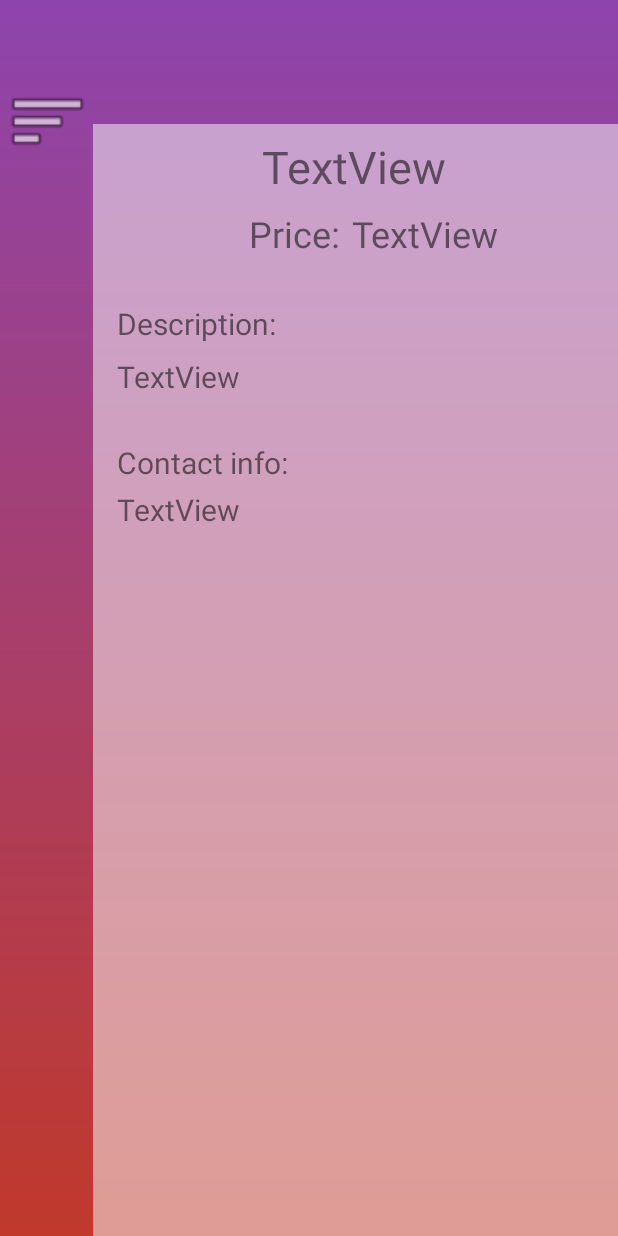
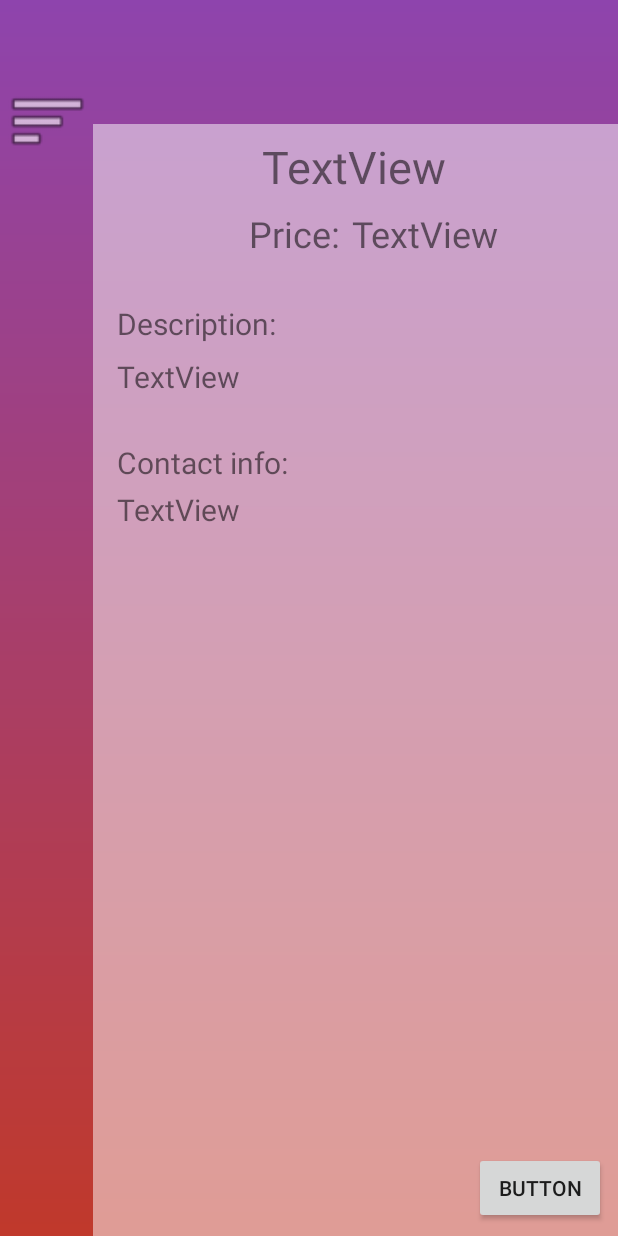
Before and after one commit to EgorCheh/Gosha, an Android app: the layout activity_job_detail.xml on its own in the app's theme, with its tools: preview values and no code run, on a phone screen of 412 x 824 dp. Run offline under Robolectric (Android 15) with nearby library versions, the phone set to English and light mode, and no system bars; Roboto replaces fonts that are not available here.

Commit message:
Fixed job details

```diff
--- a/app/src/main/AndroidManifest.xml
+++ b/app/src/main/AndroidManifest.xml
@@ -9,7 +9,8 @@
         android:roundIcon="@mipmap/ic_launcher_round"
         android:supportsRtl="true"
         android:theme="@style/AppTheme">
-        <activity android:name=".SelectCategory"></activity>
+        <activity android:name=".SelectCategory"/>
+        <activity android:name=".MyJobs"/>
         <activity android:name=".AddJob" />
         <activity android:name=".ProfileDetailActivity" />
         <activity android:name=".JobDetail" />
--- a/app/src/main/java/com/example/gosha/ProfileMenu.java
+++ b/app/src/main/java/com/example/gosha/ProfileMenu.java
@@ -65,7 +65,9 @@ public class ProfileMenu extends AppCompatActivity implements View.OnClickListen
             }
             case R.id.btn_my_jobs_profmenu :
             {
-
+                Intent intent =new Intent(getApplicationContext(),MyJobs.class);
+                intent.putExtra("activity","my");
+                startActivity(intent);
                 break;
             }
 
--- a/app/src/main/res/layout/activity_job_detail.xml
+++ b/app/src/main/res/layout/activity_job_detail.xml
@@ -173,4 +173,22 @@
         android:orientation="horizontal"
         app:layout_constraintGuide_begin="20dp" />
 
+    <Button
+        android:id="@+id/btn_delete"
+        android:layout_width="wrap_content"
+        android:layout_height="wrap_content"
+        android:layout_marginStart="8dp"
+        android:layout_marginLeft="8dp"
+        android:layout_marginTop="8dp"
+        android:layout_marginEnd="8dp"
+        android:layout_marginRight="8dp"
+        android:layout_marginBottom="8dp"
+        android:text="Button"
+        app:layout_constraintBottom_toBottomOf="parent"
+        app:layout_constraintEnd_toEndOf="parent"
+        app:layout_constraintHorizontal_bias="1.0"
+        app:layout_constraintStart_toStartOf="@+id/guideline7"
+        app:layout_constraintTop_toBottomOf="@+id/tv_contact"
+        app:layout_constraintVertical_bias="1.0" />
+
 </android.support.constraint.ConstraintLayout>
```
Also changed, not shown: app/src/main/java/com/example/gosha/JobDetail.java (+43 -1 lines), app/src/main/java/com/example/gosha/MyJobs.java (added, +116 -0 lines).
